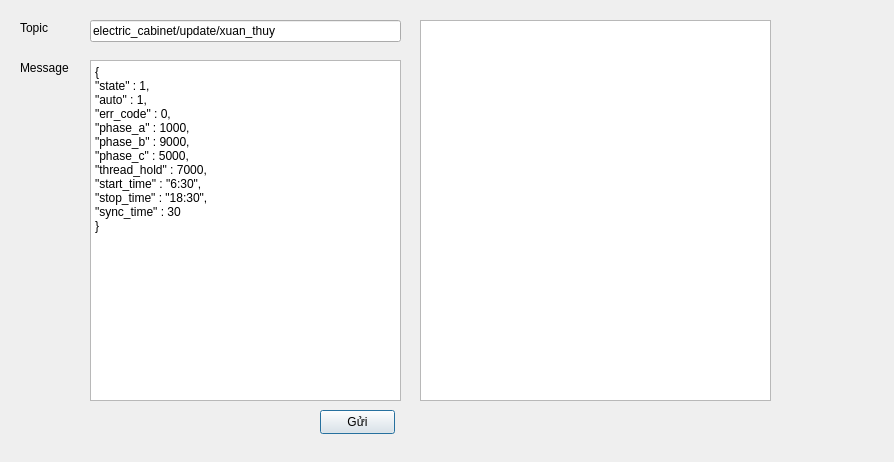
LeKhacVuong/QT_osm_map_electrical_cabin, file fake_mqtt.ui: the form before one commit.
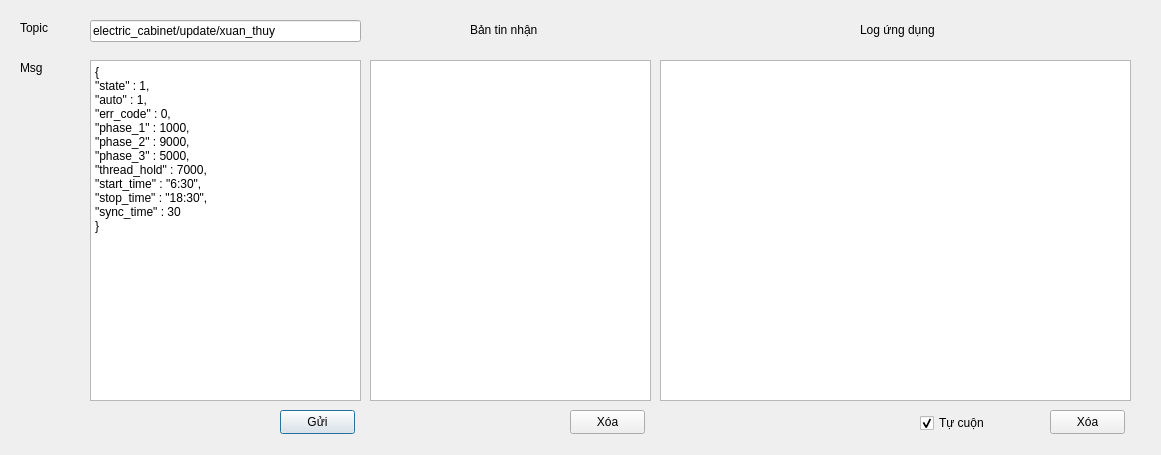
The form after the commit.

Patch:
```diff
--- a/fake_mqtt.ui
+++ b/fake_mqtt.ui
@@ -6,8 +6,8 @@
    <rect>
     <x>0</x>
     <y>0</y>
-    <width>894</width>
-    <height>462</height>
+    <width>1161</width>
+    <height>455</height>
    </rect>
   </property>
   <property name="windowTitle">
@@ -18,7 +18,7 @@
     <rect>
      <x>90</x>
      <y>20</y>
-     <width>311</width>
+     <width>271</width>
      <height>22</height>
     </rect>
    </property>
@@ -31,7 +31,7 @@
     <rect>
      <x>90</x>
      <y>60</y>
-     <width>311</width>
+     <width>271</width>
      <height>341</height>
     </rect>
    </property>
@@ -47,9 +47,9 @@
 &lt;p style=&quot; margin-top:0px; margin-bottom:0px; margin-left:0px; margin-right:0px; -qt-block-indent:0; text-indent:0px;&quot;&gt;&amp;quot;state&amp;quot; : 1,&lt;/p&gt;
 &lt;p style=&quot; margin-top:0px; margin-bottom:0px; margin-left:0px; margin-right:0px; -qt-block-indent:0; text-indent:0px;&quot;&gt;&amp;quot;auto&amp;quot; : 1,&lt;/p&gt;
 &lt;p style=&quot; margin-top:0px; margin-bottom:0px; margin-left:0px; margin-right:0px; -qt-block-indent:0; text-indent:0px;&quot;&gt;&amp;quot;err_code&amp;quot; : 0,&lt;/p&gt;
-&lt;p style=&quot; margin-top:0px; margin-bottom:0px; margin-left:0px; margin-right:0px; -qt-block-indent:0; text-indent:0px;&quot;&gt;&amp;quot;phase_a&amp;quot; : 1000,&lt;/p&gt;
-&lt;p style=&quot; margin-top:0px; margin-bottom:0px; margin-left:0px; margin-right:0px; -qt-block-indent:0; text-indent:0px;&quot;&gt;&amp;quot;phase_b&amp;quot; : 9000,&lt;/p&gt;
-&lt;p style=&quot; margin-top:0px; margin-bottom:0px; margin-left:0px; margin-right:0px; -qt-block-indent:0; text-indent:0px;&quot;&gt;&amp;quot;phase_c&amp;quot; : 5000,&lt;/p&gt;
+&lt;p style=&quot; margin-top:0px; margin-bottom:0px; margin-left:0px; margin-right:0px; -qt-block-indent:0; text-indent:0px;&quot;&gt;&amp;quot;phase_1&amp;quot; : 1000,&lt;/p&gt;
+&lt;p style=&quot; margin-top:0px; margin-bottom:0px; margin-left:0px; margin-right:0px; -qt-block-indent:0; text-indent:0px;&quot;&gt;&amp;quot;phase_2&amp;quot; : 9000,&lt;/p&gt;
+&lt;p style=&quot; margin-top:0px; margin-bottom:0px; margin-left:0px; margin-right:0px; -qt-block-indent:0; text-indent:0px;&quot;&gt;&amp;quot;phase_3&amp;quot; : 5000,&lt;/p&gt;
 &lt;p style=&quot; margin-top:0px; margin-bottom:0px; margin-left:0px; margin-right:0px; -qt-block-indent:0; text-indent:0px;&quot;&gt;&amp;quot;thread_hold&amp;quot; : 7000,&lt;/p&gt;
 &lt;p style=&quot; margin-top:0px; margin-bottom:0px; margin-left:0px; margin-right:0px; -qt-block-indent:0; text-indent:0px;&quot;&gt;&amp;quot;start_time&amp;quot; : &amp;quot;6:30&amp;quot;,&lt;/p&gt;
 &lt;p style=&quot; margin-top:0px; margin-bottom:0px; margin-left:0px; margin-right:0px; -qt-block-indent:0; text-indent:0px;&quot;&gt;&amp;quot;stop_time&amp;quot; : &amp;quot;18:30&amp;quot;,&lt;/p&gt;
@@ -60,7 +60,7 @@
   <widget class="QPushButton" name="pushButton_publish">
    <property name="geometry">
     <rect>
-     <x>320</x>
+     <x>280</x>
      <y>410</y>
      <width>75</width>
      <height>24</height>
@@ -93,17 +93,101 @@
     </rect>
    </property>
    <property name="text">
-    <string>Message</string>
+    <string>Msg</string>
    </property>
   </widget>
   <widget class="QListWidget" name="listWidget">
    <property name="geometry">
     <rect>
-     <x>420</x>
+     <x>370</x>
+     <y>60</y>
+     <width>281</width>
+     <height>341</height>
+    </rect>
+   </property>
+  </widget>
+  <widget class="QListWidget" name="listWidget_log">
+   <property name="geometry">
+    <rect>
+     <x>660</x>
+     <y>60</y>
+     <width>471</width>
+     <height>341</height>
+    </rect>
+   </property>
+   <property name="selectionMode">
+    <enum>QAbstractItemView::SelectionMode::SingleSelection</enum>
+   </property>
+  </widget>
+  <widget class="QLabel" name="label_3">
+   <property name="geometry">
+    <rect>
+     <x>470</x>
      <y>20</y>
-     <width>351</width>
-     <height>381</height>
+     <width>101</width>
+     <height>20</height>
     </rect>
+   </property>
+   <property name="text">
+    <string>Bản tin nhận</string>
+   </property>
+  </widget>
+  <widget class="QLabel" name="label_4">
+   <property name="geometry">
+    <rect>
+     <x>860</x>
+     <y>20</y>
+     <width>101</width>
+     <height>20</height>
+    </rect>
+   </property>
+   <property name="text">
+    <string>Log ứng dụng</string>
+   </property>
+  </widget>
+  <widget class="QPushButton" name="pushButton_clearLog">
+   <property name="geometry">
+    <rect>
+     <x>1050</x>
+     <y>410</y>
+     <width>75</width>
+     <height>24</height>
+    </rect>
+   </property>
+   <property name="text">
+    <string>Xóa</string>
+   </property>
+  </widget>
+  <widget class="QPushButton" name="pushButton_clearMsg">
+   <property name="geometry">
+    <rect>
+     <x>570</x>
+     <y>410</y>
+     <width>75</width>
+     <height>24</height>
+    </rect>
+   </property>
+   <property name="text">
+    <string>Xóa</string>
+   </property>
+  </widget>
+  <widget class="QCheckBox" name="checkBox_auto_roll">
+   <property name="geometry">
+    <rect>
+     <x>920</x>
+     <y>410</y>
+     <width>93</width>
+     <height>26</height>
+    </rect>
+   </property>
+   <property name="text">
+    <string>Tự cuộn</string>
+   </property>
+   <property name="checked">
+    <bool>true</bool>
+   </property>
+   <property name="tristate">
+    <bool>false</bool>
    </property>
   </widget>
  </widget>
```
